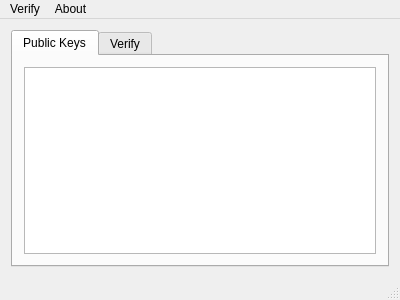
This is src/mainwindow.ui in info-labs/QGPG as Qt 5 draws it before an edit. The edited form follows.
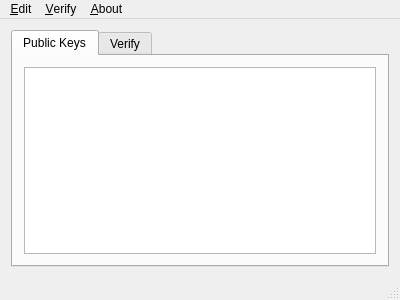
This is the edited form.

Patch:
```diff
--- a/src/mainwindow.ui
+++ b/src/mainwindow.ui
@@ -69,16 +69,23 @@
    </property>
    <widget class="QMenu" name="menuAbout">
     <property name="title">
-     <string>About</string>
+     <string>&amp;About</string>
     </property>
     <addaction name="actionAboutQt"/>
    </widget>
    <widget class="QMenu" name="menuVerify">
     <property name="title">
-     <string>Verify</string>
+     <string>&amp;Verify</string>
     </property>
     <addaction name="actionVerifyFile"/>
    </widget>
+   <widget class="QMenu" name="menuEdit">
+    <property name="title">
+     <string>&amp;Edit</string>
+    </property>
+    <addaction name="actionPreference"/>
+   </widget>
+   <addaction name="menuEdit"/>
    <addaction name="menuVerify"/>
    <addaction name="menuAbout"/>
   </widget>
```
Left out of the diff: 9 changed lines with no effect on the pictures.
